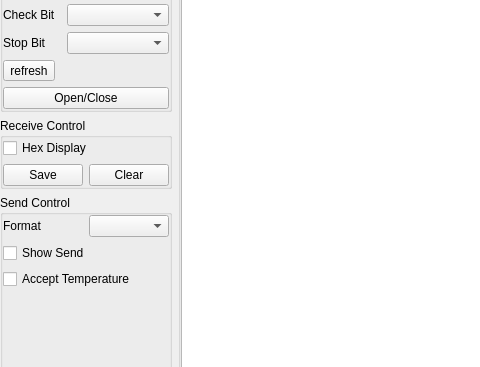
Old version of the form src/form/serial/formserial.ui in the repository MRsoymilk/MySerial; both pictures show x 0 to 480 and y 100 to 467 of the 916 by 1099 pixel window.
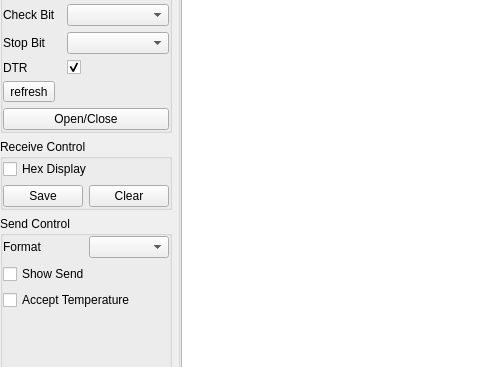
New version of the form.

```diff
--- a/src/form/serial/formserial.ui
+++ b/src/form/serial/formserial.ui
@@ -196,6 +196,13 @@
           </property>
          </widget>
         </item>
+         <item row="5" column="0">
+          <widget class="QLabel" name="labelDTR">
+           <property name="text">
+            <string>DTR</string>
+           </property>
+          </widget>
+         </item>
         <item row="0" column="1">
          <widget class="QComboBox" name="cBoxPortName"/>
         </item>
@@ -211,6 +218,13 @@
         <item row="4" column="1">
          <widget class="QComboBox" name="cBoxStopBit"/>
         </item>
+         <item row="5" column="1">
+          <widget class="QCheckBox" name="cBoxDTR">
+           <property name="checked">
+            <bool>true</bool>
+           </property>
+          </widget>
+         </item>
        </layout>
       </item>
       <item>
```
Lines whose indentation alone changed are shown as unchanged.
